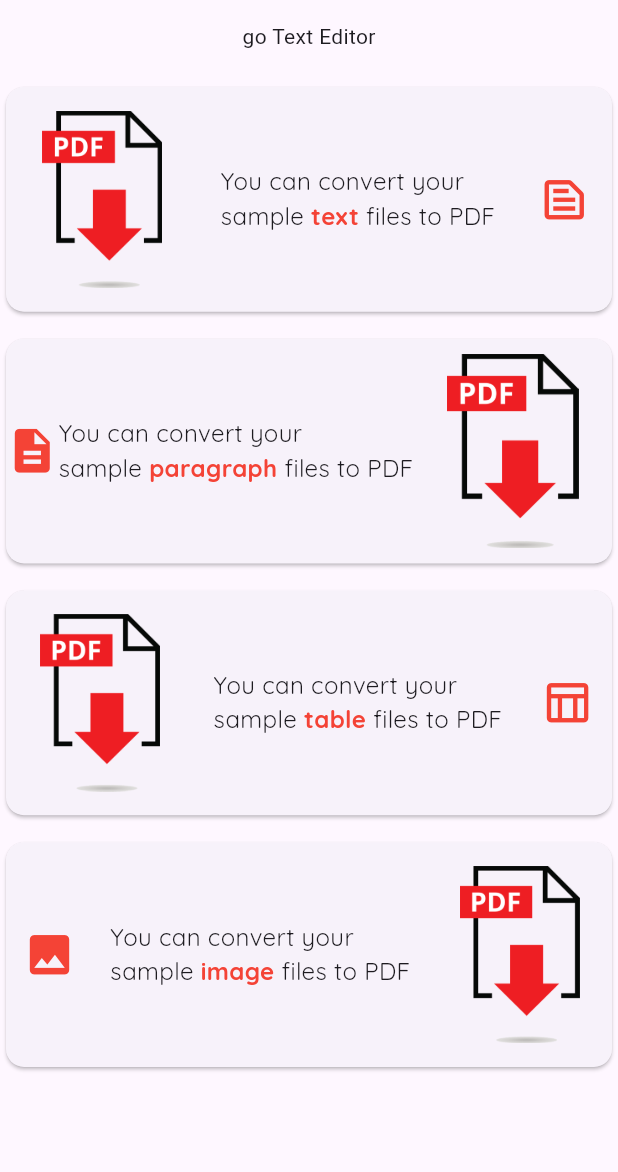
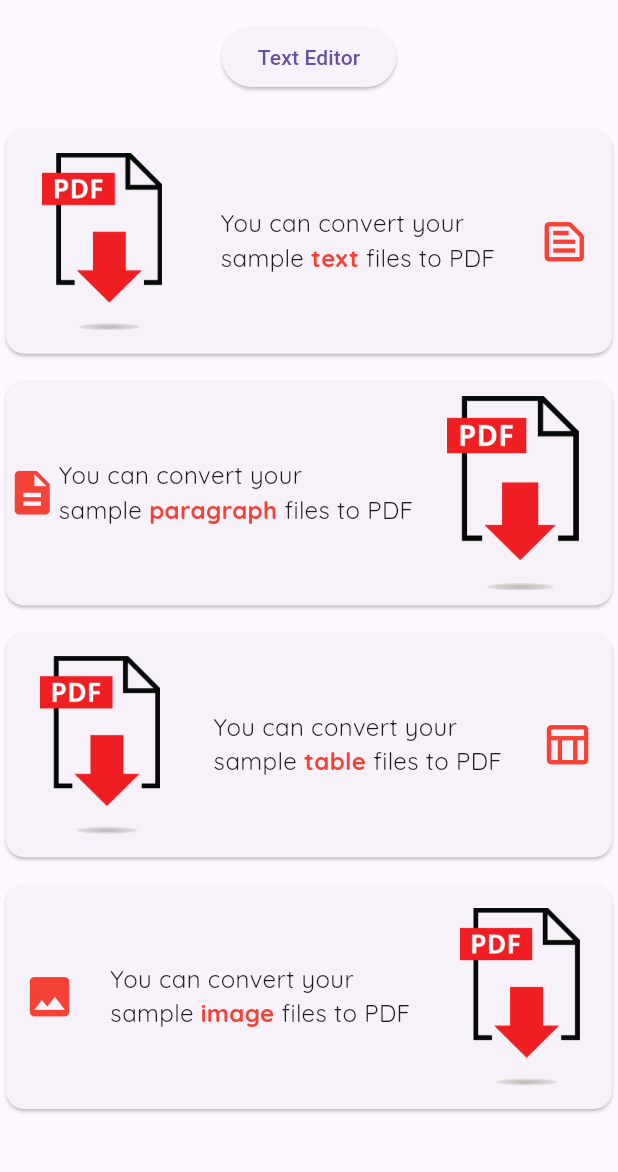
Before and after one commit to yusufgokhankuyu/PDF_Convertor, a Flutter app: the screen it shows after launch, on a phone screen of 412 x 824 dp, the part 63-1235 px from its top. Run offline on Flutter 3.47's test engine with Material 3 defaults, Android fonts, the phone set to English and light mode, and no system bars; our stand-ins replace animated_splash_screen, google_fonts, lottie, open_file, pdf, printing; missing offline and left inert: html_editor_enhanced.

Commit message:
HomeScreen design improved

```diff
--- a/lib/HomeScreen.dart
+++ b/lib/HomeScreen.dart
@@ -24,16 +24,15 @@ class _HomeScreenState extends State<HomeScreen> {
           // const SizedBox(
           //   height: 20,
           // ),
-          InkWell(
-            onTap: () {
+          ElevatedButton(
+              onPressed: () {
                 Navigator.push(
                     context,
                     MaterialPageRoute(
                       builder: (context) => TextEditor(),
                     ));
               },
-            child: Text("go Text Editor"),
-          ),
+              child: const Text("Text Editor")),
           const SizedBox(
             height: 20,
           ),
--- a/lib/api/text_Editor.dart
+++ b/lib/api/text_Editor.dart
@@ -17,7 +17,7 @@ class _TextEditorState extends State<TextEditor> {
   Widget build(BuildContext context) {
     return Scaffold(
       appBar: AppBar(
-        title: Text("TEXT EDİTOR"),
+        title: Text("Create Text"),
       ),
       body: Column(
         children: [
```
Lines whose indentation alone changed are shown as unchanged.
